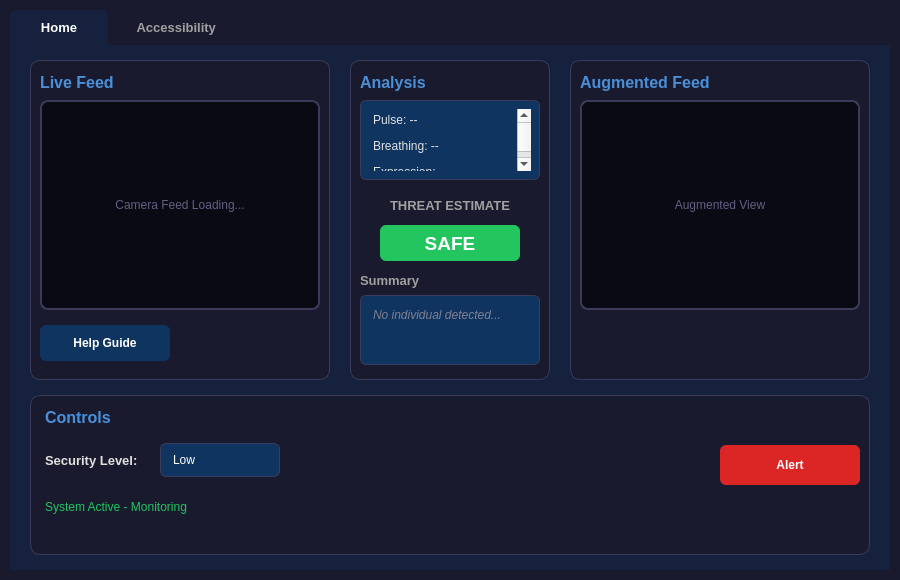
The window that gui/designer2.ui (Jurassic001/helm) describes before a commit, drawn with Qt 5.
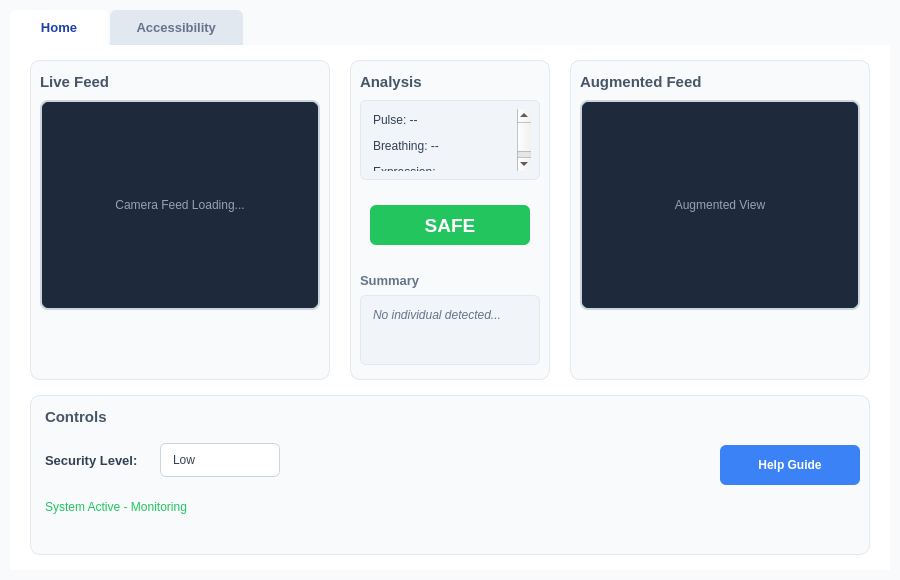
The same window after the commit.

The edit to the form file:
```diff
--- a/gui/designer2.ui
+++ b/gui/designer2.ui
@@ -21,16 +21,16 @@
   </property>
   <property name="styleSheet">
    <string notr="true">QDialog {
-    background-color: #1a1a2e;
+    background-color: #f8fafc;
 }
 QTabWidget::pane {
     border: none;
-    background-color: #16213e;
+    background-color: #ffffff;
     border-radius: 8px;
 }
 QTabBar::tab {
-    background-color: #1a1a2e;
-    color: #a0a0a0;
+    background-color: #e2e8f0;
+    color: #64748b;
     padding: 10px 24px;
     margin-right: 2px;
     border-top-left-radius: 6px;
@@ -38,18 +38,18 @@
     font-weight: bold;
 }
 QTabBar::tab:selected {
-    background-color: #16213e;
-    color: #ffffff;
+    background-color: #ffffff;
+    color: #1e40af;
 }
 QTabBar::tab:hover:!selected {
     background-color: #0f3460;
     color: #ffffff;
 }
 QLabel {
-    color: #e0e0e0;
+    color: #334155;
 }
 QPushButton {
-    background-color: #0f3460;
+    background-color: #3b82f6;
     color: #ffffff;
     border: none;
     padding: 8px 16px;
@@ -63,9 +63,9 @@
     background-color: #0a2540;
 }
 QComboBox {
-    background-color: #0f3460;
-    color: #ffffff;
-    border: 1px solid #3a3a5a;
+    background-color: #ffffff;
+    color: #334155;
+    border: 1px solid #cbd5e1;
     padding: 6px 12px;
     border-radius: 6px;
 }
@@ -77,14 +77,14 @@
     padding-right: 8px;
 }
 QComboBox QAbstractItemView {
-    background-color: #16213e;
-    color: #ffffff;
-    selection-background-color: #0f3460;
+    background-color: #ffffff;
+    color: #334155;
+    selection-background-color: #dbeafe;
 }
 QTextBrowser {
-    background-color: #0f3460;
-    color: #e0e0e0;
-    border: 1px solid #3a3a5a;
+    background-color: #f1f5f9;
+    color: #334155;
+    border: 1px solid #e2e8f0;
     border-radius: 6px;
     padding: 8px;
 }</string>
@@ -104,7 +104,7 @@
    <widget class="QWidget" name="home">
     <property name="styleSheet">
      <string notr="true">QWidget#home {
-    background-color: #16213e;
+    background-color: #ffffff;
 }</string>
     </property>
     <attribute name="title">
@@ -123,9 +123,9 @@
      </property>
      <property name="styleSheet">
       <string notr="true">QFrame#leftFeedFrame {
-    background-color: #1a1a2e;
+    background-color: #f8fafc;
     border-radius: 10px;
-    border: 1px solid #3a3a5a;
+    border: 1px solid #e2e8f0;
 }</string>
      </property>
      <property name="frameShape">
@@ -144,12 +144,12 @@
      <property name="font">
       <font>
        <family>Segoe UI</family>
-       <pointsize>12</pointsize>
+       <pointsize>11</pointsize>
        <bold>true</bold>
       </font>
      </property>
      <property name="styleSheet">
-      <string notr="true">color: #4a90d9; background: transparent;</string>
+      <string notr="true">color: #475569; background: transparent;</string>
      </property>
      <property name="text">
       <string>Live Feed</string>
@@ -165,10 +165,10 @@
       </rect>
      </property>
      <property name="styleSheet">
-      <string notr="true">background-color: #0a0a15;
-border: 2px solid #3a3a5a;
+      <string notr="true">background-color: #1e293b;
+border: 2px solid #cbd5e1;
 border-radius: 8px;
-color: #606080;</string>
+color: #94a3b8;</string>
      </property>
      <property name="text">
       <string>Camera Feed Loading...</string>
@@ -177,21 +177,6 @@
       <set>Qt::AlignmentFlag::AlignCenter</set>
      </property>
     </widget>
-    <widget class="QPushButton" name="help_button">
-     <property name="geometry">
-      <rect>
-       <x>30</x>
-       <y>280</y>
-       <width>130</width>
-       <height>36</height>
-      </rect>
-     </property>
-     <property name="text">
-      <string>Help Guide</string>
-     </property>
-    </widget>
-
-    <!-- Center Analysis Section -->
     <widget class="QFrame" name="analysisFrame">
      <property name="geometry">
       <rect>
@@ -203,9 +188,9 @@
      </property>
      <property name="styleSheet">
       <string notr="true">QFrame#analysisFrame {
-    background-color: #1a1a2e;
+    background-color: #f8fafc;
     border-radius: 10px;
-    border: 1px solid #3a3a5a;
+    border: 1px solid #e2e8f0;
 }</string>
      </property>
      <property name="frameShape">
@@ -224,12 +209,12 @@
      <property name="font">
       <font>
        <family>Segoe UI</family>
-       <pointsize>12</pointsize>
+       <pointsize>11</pointsize>
        <bold>true</bold>
       </font>
      </property>
      <property name="styleSheet">
-      <string notr="true">color: #4a90d9; background: transparent;</string>
+      <string notr="true">color: #475569; background: transparent;</string>
      </property>
      <property name="text">
       <string>Analysis</string>
@@ -245,46 +230,25 @@
       </rect>
      </property>
      <property name="html">
-      <string>&lt;html&gt;&lt;body style="font-family:'Segoe UI'; font-size:9pt; color:#e0e0e0;"&gt;
-&lt;p&gt;Pulse: --&lt;/p&gt;
-&lt;p&gt;Breathing: --&lt;/p&gt;
-&lt;p&gt;Expression: --&lt;/p&gt;
-&lt;/body&gt;&lt;/html&gt;</string>
-     </property>
-    </widget>
-    <widget class="QLabel" name="threat_estimate_label">
-     <property name="geometry">
-      <rect>
-       <x>350</x>
-       <y>145</y>
-       <width>180</width>
-       <height>30</height>
-      </rect>
-     </property>
-     <property name="font">
-      <font>
-       <family>Segoe UI</family>
-       <pointsize>10</pointsize>
-       <bold>true</bold>
-      </font>
-     </property>
-     <property name="styleSheet">
-      <string notr="true">color: #a0a0a0; background: transparent;</string>
-     </property>
-     <property name="text">
-      <string>THREAT ESTIMATE</string>
-     </property>
-     <property name="alignment">
-      <set>Qt::AlignmentFlag::AlignCenter</set>
+      <string>&lt;!DOCTYPE HTML PUBLIC &quot;-//W3C//DTD HTML 4.0//EN&quot; &quot;http://www.w3.org/TR/REC-html40/strict.dtd&quot;&gt;
+&lt;html&gt;&lt;head&gt;&lt;meta name=&quot;qrichtext&quot; content=&quot;1&quot; /&gt;&lt;meta charset=&quot;utf-8&quot; /&gt;&lt;style type=&quot;text/css&quot;&gt;
+p, li { white-space: pre-wrap; }
+hr { height: 1px; border-width: 0; }
+li.unchecked::marker { content: &quot;\2610&quot;; }
+li.checked::marker { content: &quot;\2612&quot;; }
+&lt;/style&gt;&lt;/head&gt;&lt;body style=&quot; font-family:'Segoe UI'; font-size:9pt; font-weight:400; font-style:normal;&quot;&gt;
+&lt;p style=&quot; margin-top:12px; margin-bottom:12px; margin-left:0px; margin-right:0px; -qt-block-indent:0; text-indent:0px;&quot;&gt;&lt;span style=&quot; color:#334155;&quot;&gt;Pulse: --&lt;/span&gt;&lt;/p&gt;
+&lt;p style=&quot; margin-top:12px; margin-bottom:12px; margin-left:0px; margin-right:0px; -qt-block-indent:0; text-indent:0px;&quot;&gt;&lt;span style=&quot; color:#334155;&quot;&gt;Breathing: --&lt;/span&gt;&lt;/p&gt;
+&lt;p style=&quot; margin-top:12px; margin-bottom:12px; margin-left:0px; margin-right:0px; -qt-block-indent:0; text-indent:0px;&quot;&gt;&lt;span style=&quot; color:#334155;&quot;&gt;Expression: --&lt;/span&gt;&lt;/p&gt;&lt;/body&gt;&lt;/html&gt;</string>
      </property>
     </widget>
     <widget class="QLabel" name="threat_level_label">
      <property name="geometry">
       <rect>
-       <x>370</x>
-       <y>180</y>
-       <width>140</width>
-       <height>36</height>
+       <x>360</x>
+       <y>160</y>
+       <width>160</width>
+       <height>40</height>
       </rect>
      </property>
      <property name="font">
@@ -324,7 +288,7 @@
       </font>
      </property>
      <property name="styleSheet">
-      <string notr="true">color: #a0a0a0; background: transparent;</string>
+      <string notr="true">color: #64748b; background: transparent;</string>
      </property>
      <property name="text">
       <string>Summary</string>
@@ -340,9 +304,14 @@
       </rect>
      </property>
      <property name="html">
-      <string>&lt;html&gt;&lt;body style="font-family:'Segoe UI'; font-size:9pt; color:#808090;"&gt;
-&lt;p style="font-style:italic;"&gt;No individual detected...&lt;/p&gt;
-&lt;/body&gt;&lt;/html&gt;</string>
+      <string>&lt;!DOCTYPE HTML PUBLIC &quot;-//W3C//DTD HTML 4.0//EN&quot; &quot;http://www.w3.org/TR/REC-html40/strict.dtd&quot;&gt;
+&lt;html&gt;&lt;head&gt;&lt;meta name=&quot;qrichtext&quot; content=&quot;1&quot; /&gt;&lt;meta charset=&quot;utf-8&quot; /&gt;&lt;style type=&quot;text/css&quot;&gt;
+p, li { white-space: pre-wrap; }
+hr { height: 1px; border-width: 0; }
+li.unchecked::marker { content: &quot;\2610&quot;; }
+li.checked::marker { content: &quot;\2612&quot;; }
+&lt;/style&gt;&lt;/head&gt;&lt;body style=&quot; font-family:'Segoe UI'; font-size:9pt; font-weight:400; font-style:normal;&quot;&gt;
+&lt;p style=&quot; margin-top:12px; margin-bottom:12px; margin-left:0px; margin-right:0px; -qt-block-indent:0; text-indent:0px;&quot;&gt;&lt;span style=&quot; font-style:italic; color:#64748b;&quot;&gt;No individual detected...&lt;/span&gt;&lt;/p&gt;&lt;/body&gt;&lt;/html&gt;</string>
      </property>
     </widget>
 
@@ -358,9 +327,9 @@
      </property>
      <property name="styleSheet">
       <string notr="true">QFrame#rightFeedFrame {
-    background-color: #1a1a2e;
+    background-color: #f8fafc;
     border-radius: 10px;
-    border: 1px solid #3a3a5a;
+    border: 1px solid #e2e8f0;
 }</string>
      </property>
      <property name="frameShape">
@@ -379,12 +348,12 @@
      <property name="font">
       <font>
        <family>Segoe UI</family>
-       <pointsize>12</pointsize>
+       <pointsize>11</pointsize>
        <bold>true</bold>
       </font>
      </property>
      <property name="styleSheet">
-      <string notr="true">color: #4a90d9; background: transparent;</string>
+      <string notr="true">color: #475569; background: transparent;</string>
      </property>
      <property name="text">
       <string>Augmented Feed</string>
@@ -400,10 +369,10 @@
       </rect>
      </property>
      <property name="styleSheet">
-      <string notr="true">background-color: #0a0a15;
-border: 2px solid #3a3a5a;
+      <string notr="true">background-color: #1e293b;
+border: 2px solid #cbd5e1;
 border-radius: 8px;
-color: #606080;</string>
+color: #94a3b8;</string>
      </property>
      <property name="text">
       <string>Augmented View</string>
@@ -425,9 +394,9 @@
      </property>
      <property name="styleSheet">
       <string notr="true">QFrame#controlsFrame {
-    background-color: #1a1a2e;
+    background-color: #f8fafc;
     border-radius: 10px;
-    border: 1px solid #3a3a5a;
+    border: 1px solid #e2e8f0;
 }</string>
      </property>
      <property name="frameShape">
@@ -446,12 +415,12 @@
      <property name="font">
       <font>
        <family>Segoe UI</family>
-       <pointsize>12</pointsize>
+       <pointsize>11</pointsize>
        <bold>true</bold>
       </font>
      </property>
      <property name="styleSheet">
-      <string notr="true">color: #4a90d9; background: transparent;</string>
+      <string notr="true">color: #475569; background: transparent;</string>
      </property>
      <property name="text">
       <string>Controls</string>
@@ -474,7 +443,7 @@
       </font>
      </property>
      <property name="styleSheet">
-      <string notr="true">color: #e0e0e0; background: transparent;</string>
+      <string notr="true">color: #334155; background: transparent;</string>
      </property>
      <property name="text">
       <string>Security Level:</string>
@@ -530,7 +499,7 @@
       <string>System Active - Monitoring</string>
      </property>
     </widget>
-    <widget class="QPushButton" name="alert_button">
+    <widget class="QPushButton" name="help_button">
      <property name="geometry">
       <rect>
        <x>710</x>
@@ -539,11 +508,8 @@
        <height>40</height>
       </rect>
      </property>
-     <property name="styleSheet">
-      <string notr="true">background-color: #dc2626;</string>
-     </property>
      <property name="text">
-      <string>Alert</string>
+      <string>Help Guide</string>
      </property>
     </widget>
    </widget>
```
Left out of the diff: 20 changed lines with no effect on the pictures.
